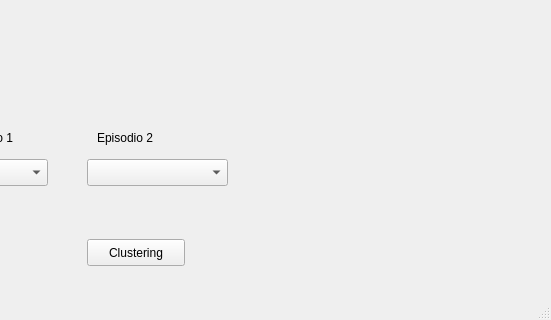
Before: the Qt Designer form estudio_flujos_app/interfaz.ui in acrsilva/Seguimiento-automatizado-de-variables-de-control, drawn with Qt 5; both pictures show x 492 to 1043 and y 436 to 756 of the 1043 by 756 pixel window.
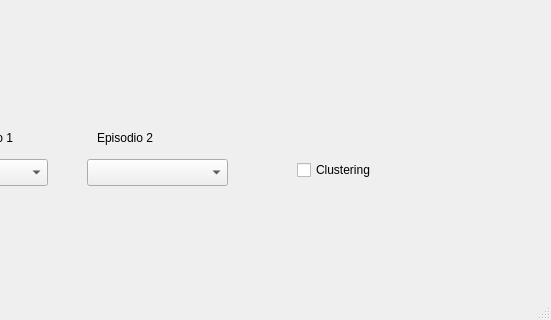
After: the same form once the commit is applied.

```diff
--- a/estudio_flujos_app/interfaz.ui
+++ b/estudio_flujos_app/interfaz.ui
@@ -118,19 +118,6 @@
         <string>Episodio 2</string>
        </property>
       </widget>
-      <widget class="QPushButton" name="btnCluster">
-       <property name="geometry">
-        <rect>
-         <x>570</x>
-         <y>130</y>
-         <width>98</width>
-         <height>27</height>
-        </rect>
-       </property>
-       <property name="text">
-        <string>Clustering</string>
-       </property>
-      </widget>
       <widget class="QPushButton" name="btnAbrir">
        <property name="geometry">
         <rect>
@@ -144,6 +131,19 @@
         <string>Abrir</string>
        </property>
       </widget>
+      <widget class="QCheckBox" name="checkClustering">
+       <property name="geometry">
+        <rect>
+         <x>780</x>
+         <y>50</y>
+         <width>97</width>
+         <height>22</height>
+        </rect>
+       </property>
+       <property name="text">
+        <string>Clustering</string>
+       </property>
+      </widget>
      </widget>
     </item>
    </layout>
```
